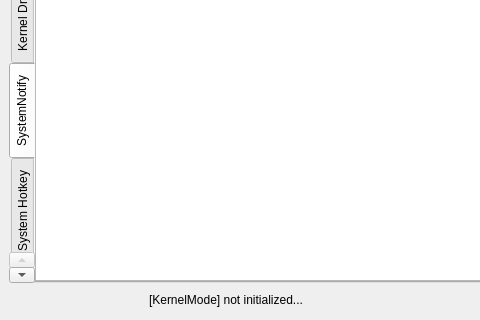
Before: the Qt Designer form src/OpenArk/ui/kernel.ui in BlackINT3/OpenArk, drawn with Qt 5; both pictures show x 0 to 480 and y 130 to 450 of the 752 by 450 pixel window.
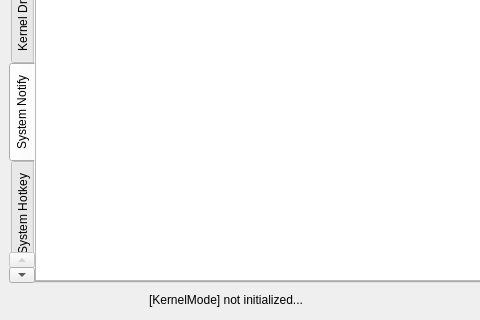
After: the same form once the commit is applied.

Diff of the .ui file:
```diff
--- a/src/OpenArk/ui/kernel.ui
+++ b/src/OpenArk/ui/kernel.ui
@@ -487,7 +487,7 @@
      </widget>
      <widget class="QWidget" name="tabNotify">
       <attribute name="title">
-       <string>SystemNotify</string>
+       <string>System Notify</string>
       </attribute>
       <layout class="QVBoxLayout" name="verticalLayout_8">
        <property name="leftMargin">
```
